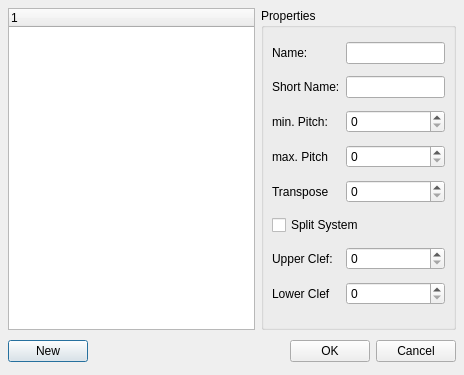
Before: the Qt Designer form mscore/mscore/editinstrument.ui in musescore/musescore-old, drawn with Qt 5.
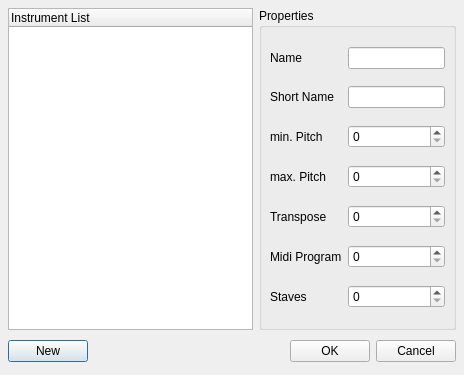
After: the same form once the commit is applied.

```diff
--- a/mscore/mscore/editinstrument.ui
+++ b/mscore/mscore/editinstrument.ui
@@ -19,7 +19,19 @@
    <property name="margin" >
     <number>8</number>
    </property>
-   <property name="spacing" >
+   <property name="topMargin" >
+    <number>8</number>
+   </property>
+   <property name="rightMargin" >
+    <number>8</number>
+   </property>
+   <property name="bottomMargin" >
+    <number>8</number>
+   </property>
+   <property name="horizontalSpacing" >
+    <number>6</number>
+   </property>
+   <property name="verticalSpacing" >
     <number>6</number>
    </property>
    <item row="1" column="0" colspan="2" >
@@ -67,7 +79,16 @@
     </layout>
    </item>
    <item row="0" column="0" >
-    <widget class="QTreeWidget" name="instrumentList" />
+    <widget class="QTreeWidget" name="instrumentList" >
+     <property name="alternatingRowColors" >
+      <bool>true</bool>
+     </property>
+     <column>
+      <property name="text" >
+       <string>Instrument List</string>
+      </property>
+     </column>
+    </widget>
    </item>
    <item row="0" column="1" >
     <widget class="QGroupBox" name="groupBox" >
@@ -78,7 +99,19 @@
       <property name="margin" >
        <number>8</number>
       </property>
-      <property name="spacing" >
+      <property name="topMargin" >
+       <number>8</number>
+      </property>
+      <property name="rightMargin" >
+       <number>8</number>
+      </property>
+      <property name="bottomMargin" >
+       <number>8</number>
+      </property>
+      <property name="horizontalSpacing" >
+       <number>6</number>
+      </property>
+      <property name="verticalSpacing" >
        <number>6</number>
       </property>
       <item row="0" column="1" >
@@ -88,41 +121,40 @@
        <widget class="QLineEdit" name="shortNameEdit" />
       </item>
       <item row="2" column="1" >
-       <widget class="QSpinBox" name="minPitch" />
+       <widget class="QSpinBox" name="minPitch" >
+        <property name="maximum" >
+         <number>127</number>
+        </property>
+       </widget>
       </item>
       <item row="3" column="1" >
-       <widget class="QSpinBox" name="maxPitch" />
+       <widget class="QSpinBox" name="maxPitch" >
+        <property name="maximum" >
+         <number>127</number>
+        </property>
+       </widget>
       </item>
       <item row="4" column="1" >
-       <widget class="QSpinBox" name="transpose" />
+       <widget class="QSpinBox" name="transpose" >
+        <property name="maximum" >
+         <number>127</number>
+        </property>
+       </widget>
       </item>
       <item row="7" column="1" >
        <widget class="QSpinBox" name="lowerClef" />
       </item>
       <item row="6" column="1" >
-       <widget class="QSpinBox" name="upperClef" />
-      </item>
-      <item row="5" column="0" colspan="2" >
-       <widget class="QCheckBox" name="checkBox" >
-        <property name="text" >
-         <string>Split System</string>
+       <widget class="QSpinBox" name="midiProgram" >
+        <property name="maximum" >
+         <number>127</number>
         </property>
        </widget>
       </item>
       <item row="7" column="0" >
        <widget class="QLabel" name="label_7" >
         <property name="text" >
-         <string>Lower Clef</string>
-        </property>
-        <property name="textFormat" >
-         <enum>Qt::PlainText</enum>
-        </property>
-       </widget>
-      </item>
-      <item row="6" column="0" >
-       <widget class="QLabel" name="label_6" >
-        <property name="text" >
-         <string>Upper Clef:</string>
+         <string>Staves</string>
         </property>
         <property name="textFormat" >
          <enum>Qt::PlainText</enum>
@@ -152,7 +184,7 @@
       <item row="2" column="0" >
        <widget class="QLabel" name="label_3" >
         <property name="text" >
-         <string>min. Pitch:</string>
+         <string>min. Pitch</string>
         </property>
         <property name="textFormat" >
          <enum>Qt::PlainText</enum>
@@ -162,7 +194,7 @@
       <item row="1" column="0" >
        <widget class="QLabel" name="label_2" >
         <property name="text" >
-         <string>Short Name:</string>
+         <string>Short Name</string>
         </property>
         <property name="textFormat" >
          <enum>Qt::PlainText</enum>
@@ -172,7 +204,17 @@
       <item row="0" column="0" >
        <widget class="QLabel" name="label" >
         <property name="text" >
-         <string>Name:</string>
+         <string>Name</string>
+        </property>
+        <property name="textFormat" >
+         <enum>Qt::PlainText</enum>
+        </property>
+       </widget>
+      </item>
+      <item row="6" column="0" >
+       <widget class="QLabel" name="label_6" >
+        <property name="text" >
+         <string>Midi Program</string>
         </property>
         <property name="textFormat" >
          <enum>Qt::PlainText</enum>
```
Left out of the diff: 27 changed lines with no effect on the pictures.
